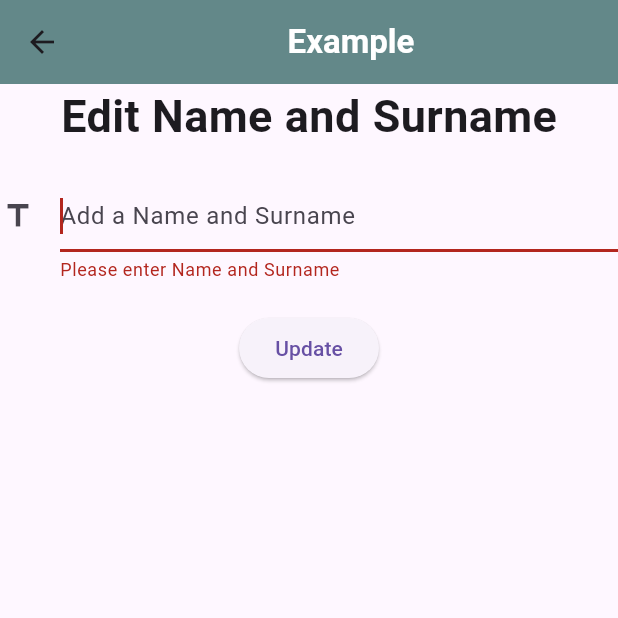
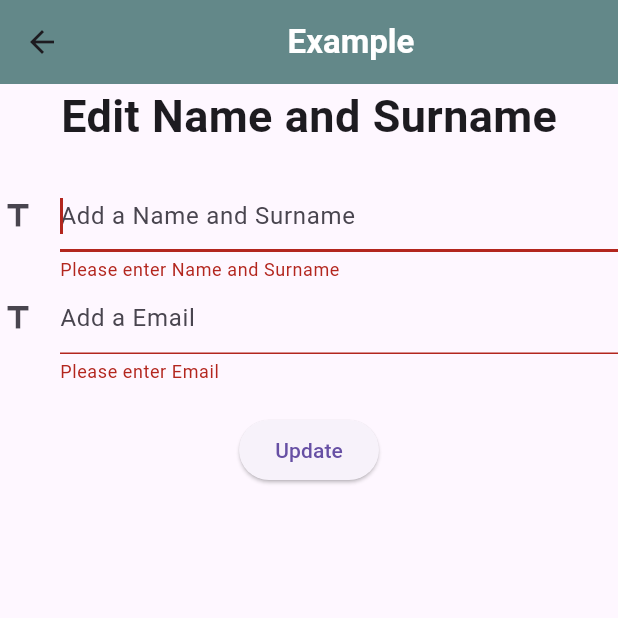
Before and after one commit to phatsakorn-dew/flutterProject, a Flutter app: the editPage screen opened directly with empty values, after a tap on "Update", on a phone screen of 412 x 824 dp, the top half of it. Run offline on Flutter 3.47's test engine with Material 3 defaults, Android fonts, the light colour scheme and no system bars; our stand-ins replace firebase_auth, firebase_core, google_sign_in, sqflite; accounts and stored records are empty; Roboto replaces fonts that are missing (Noto Sans Thai).

Commit message:
add edit email in editPage
edit email in editPage

```diff
--- a/login/lib/editPage.dart
+++ b/login/lib/editPage.dart
@@ -59,12 +59,25 @@ class _EditPageState extends State<editPage> {
                     return null;
                   },
                 ),
+                TextFormField(
+                  controller: titleControllerName,
+                  autofocus: true,
+                  decoration: InputDecoration(
+                    hintText: 'Add a Email',
+                    icon: Icon(Icons.title),
+                  ),
+                  validator: (value) {
+                    if (value!.isEmpty) return 'Please enter Email';
+                    return null;
+                  },
+                ),
                 SizedBox(height: 20),
                 ElevatedButton(
                   onPressed: () {
                     Map input = {
                       'id': data.id,
                       'NameAndSurname': titleControllerName.text,
+                      'Email': titleControllerEmail.text,
                     };
                     if (formKey.currentState!.validate()) {
                       update(input);
```
